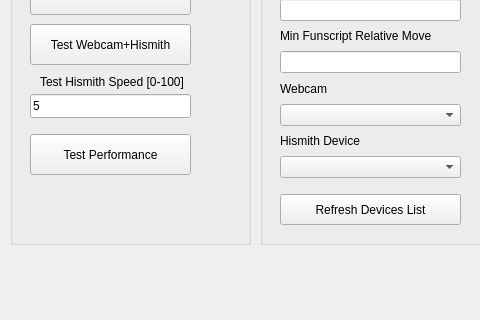
Above: mainwindow.ui from samsmit362/HismithControl before the change; both pictures show x 0 to 480 and y 105 to 425 of the 692 by 425 pixel window. Below: the same form after it.
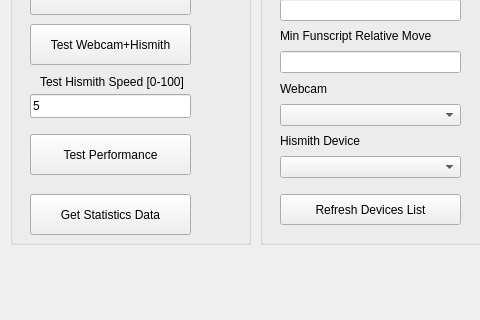
That is the form after the change.

Commit message: Add support for get statistics data required for control concrete device.

```diff
--- a/mainwindow.ui
+++ b/mainwindow.ui
@@ -104,6 +104,19 @@
       <string>Test Performance</string>
      </property>
     </widget>
+    <widget class="QPushButton" name="getStatistics">
+     <property name="geometry">
+      <rect>
+       <x>20</x>
+       <y>260</y>
+       <width>161</width>
+       <height>41</height>
+      </rect>
+     </property>
+     <property name="text">
+      <string>Get Statistics Data</string>
+     </property>
+    </widget>
    </widget>
    <widget class="QGroupBox" name="groupBox_2">
     <property name="geometry">
```
The commit also changes 105 other files.
